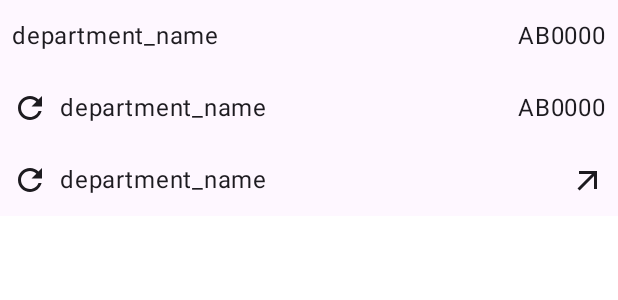
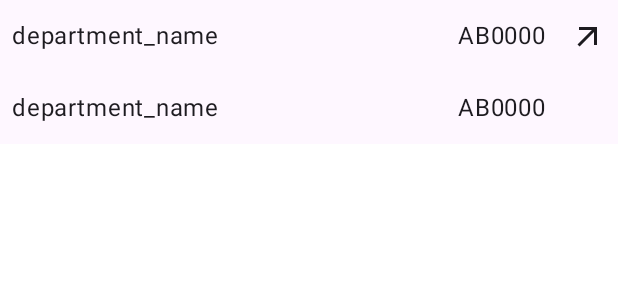
Before and after one commit to akkie76/AccountantApp, an Android app built with Jetpack Compose: the @Preview function PreviewDepartmentListItem, on a phone screen of 412 x 824 dp. Shown: the top 300 px of the screen. Run offline under Robolectric (Android 15) with nearby library versions, the phone set to English and light mode, and no system bars; our stand-ins replace Room's generated code.

Commit message:
create BaseListItem

```diff
--- /dev/null
+++ b/app/src/main/java/jp/co/accountant/app/ui/BaseListItem.kt
@@ -0,0 +1,58 @@
+package jp.co.accountant.app.ui
+
+import androidx.compose.foundation.layout.Row
+import androidx.compose.foundation.layout.Spacer
+import androidx.compose.foundation.layout.fillMaxWidth
+import androidx.compose.foundation.layout.height
+import androidx.compose.foundation.layout.padding
+import androidx.compose.foundation.layout.width
+import androidx.compose.material3.MaterialTheme
+import androidx.compose.material3.Text
+import androidx.compose.runtime.Composable
+import androidx.compose.ui.Alignment
+import androidx.compose.ui.Modifier
+import androidx.compose.ui.res.dimensionResource
+import jp.co.accountant.R
+
+@Composable
+fun BaseListItem(
+    modifier: Modifier = Modifier,
+    headLine: String,
+    supportingText: String = "",
+    leadingIcon: @Composable (() -> Unit)? = null,
+    trailingIcon: @Composable (() -> Unit)? = null
+) {
+    Row(
+        verticalAlignment = Alignment.CenterVertically,
+        modifier = modifier
+            .fillMaxWidth()
+            .height(dimensionResource(id = R.dimen.list_height))
+    ) {
+        leadingIcon?.let { component ->
+            Spacer(modifier = Modifier.width(dimensionResource(id = R.dimen.medium_space)))
+            component()
+        }
+        Spacer(modifier = Modifier.width(dimensionResource(id = R.dimen.medium_space)))
+        Text(
+            text = headLine,
+            style = MaterialTheme.typography.bodyLarge,
+            modifier = Modifier.weight(1f)
+        )
+        Text(
+            text = supportingText,
+            style = MaterialTheme.typography.bodyLarge,
+            modifier = Modifier
+                .align(Alignment.CenterVertically)
+                .padding(end = dimensionResource(id = R.dimen.large_space))
+        )
+        trailingIcon?.let { component ->
+            component()
+        } ?: run {
+            Spacer(
+                modifier = Modifier
+                    .width(dimensionResource(id = R.dimen.list_icon_size))
+            )
+        }
+        Spacer(modifier = Modifier.width(dimensionResource(id = R.dimen.medium_space)))
+    }
+}
--- a/app/src/main/java/jp/co/accountant/domain/expense/ui/SearchDialog.kt
+++ b/app/src/main/java/jp/co/accountant/domain/expense/ui/SearchDialog.kt
@@ -67,8 +67,8 @@ fun SearchDialog(
                     }
                 )
                 LazyColumn(modifier = Modifier.padding(top = 16.dp)) {
-                    items(searchResults) {
-                        DepartmentListItem(department = it.department) { department ->
+                    items(searchResults) { departmentWithHistory ->
+                        DepartmentListItem(departmentWithHistory) { department ->
                             viewModel.onSaveDepartmentHistory(department.id)
                             onSelectDepartment(department)
                         }
--- a/app/src/main/java/jp/co/accountant/domain/expense/ui/component/DepartmentListItem.kt
+++ b/app/src/main/java/jp/co/accountant/domain/expense/ui/component/DepartmentListItem.kt
@@ -1,21 +1,11 @@
 package jp.co.accountant.domain.expense.ui.component
 
 import androidx.compose.foundation.layout.Column
-import androidx.compose.foundation.layout.Row
-import androidx.compose.foundation.layout.Spacer
-import androidx.compose.foundation.layout.fillMaxWidth
-import androidx.compose.foundation.layout.height
 import androidx.compose.foundation.layout.size
-import androidx.compose.foundation.layout.width
 import androidx.compose.foundation.selection.selectable
-import androidx.compose.material.icons.Icons
-import androidx.compose.material.icons.filled.Refresh
 import androidx.compose.material3.Icon
-import androidx.compose.material3.MaterialTheme
 import androidx.compose.material3.Surface
-import androidx.compose.material3.Text
 import androidx.compose.runtime.Composable
-import androidx.compose.ui.Alignment
 import androidx.compose.ui.Modifier
 import androidx.compose.ui.platform.LocalFocusManager
 import androidx.compose.ui.res.dimensionResource
@@ -23,69 +13,50 @@ import androidx.compose.ui.res.painterResource
 import androidx.compose.ui.tooling.preview.Preview
 import jp.co.accountant.R
 import jp.co.accountant.app.data.Department
+import jp.co.accountant.app.data.DepartmentWithHistory
+import jp.co.accountant.app.ui.BaseListItem
 
 @Composable
 fun DepartmentListItem(
-    showLeadingIcon: Boolean = false,
-    showTrailingIcon: Boolean = false,
-    department: Department,
+    item: DepartmentWithHistory,
     onSelected: (Department) -> Unit = {}
 ) {
     val focusManager = LocalFocusManager.current
+    val department = item.department
+    val hasHistory = item.hasHistory
 
-    Row(
-        verticalAlignment = Alignment.CenterVertically,
-        modifier = Modifier
-            .fillMaxWidth()
-            .height(dimensionResource(id = R.dimen.list_height))
-            .selectable(
-                selected = true,
-                onClick = {
-                    focusManager.clearFocus()
-                    onSelected(department)
-                }
-            )
-    ) {
-        if (showLeadingIcon) {
-            Spacer(modifier = Modifier.width(dimensionResource(id = R.dimen.medium_space)))
-            Icon(
-                imageVector = Icons.Filled.Refresh,
-                contentDescription = null,
-                modifier = Modifier.size(dimensionResource(id = R.dimen.list_icon_size))
-            )
-        }
-        Spacer(modifier = Modifier.width(dimensionResource(id = R.dimen.medium_space)))
-        Text(
-            text = department.name,
-            style = MaterialTheme.typography.bodyLarge,
-            modifier = Modifier.weight(1f)
+    val trailingIcon: @Composable (() -> Unit) = {
+        Icon(
+            painter = painterResource(id = R.drawable.arrow_outward),
+            contentDescription = null,
+            modifier = Modifier.size(dimensionResource(id = R.dimen.list_icon_size))
         )
-        if (showTrailingIcon) {
-            Icon(
-                painter = painterResource(id = R.drawable.arrow_outward),
-                contentDescription = null,
-                modifier = Modifier.size(dimensionResource(id = R.dimen.list_icon_size))
-            )
-        } else {
-            Text(
-                text = department.code,
-                style = MaterialTheme.typography.bodyLarge,
-                modifier = Modifier.align(Alignment.CenterVertically)
-            )
-        }
-        Spacer(modifier = Modifier.width(dimensionResource(id = R.dimen.medium_space)))
     }
+
+    BaseListItem(
+        modifier = Modifier.selectable(
+            selected = true,
+            onClick = {
+                focusManager.clearFocus()
+                onSelected(department)
+            }
+        ),
+        headLine = department.name,
+        supportingText = department.code,
+        trailingIcon = if (hasHistory) trailingIcon else null
+    )
 }
 
 @Preview
 @Composable
 private fun PreviewDepartmentListItem() {
     Surface {
-        val item = Department(id = 1, name = "department_name", code = "AB0000")
+        val department = Department(id = 1, name = "department_name", code = "AB0000")
+        val item1 = DepartmentWithHistory(department, true)
+        val item2 = DepartmentWithHistory(department, false)
         Column {
-            DepartmentListItem(department = item)
-            DepartmentListItem(showLeadingIcon = true, department = item)
-            DepartmentListItem(showLeadingIcon = true, showTrailingIcon = true, department = item)
+            DepartmentListItem(item1)
+            DepartmentListItem(item2)
         }
     }
 }
```
Also changed, not shown: app/src/main/java/jp/co/accountant/app/data/DepartmentDao.kt (indentation only).
